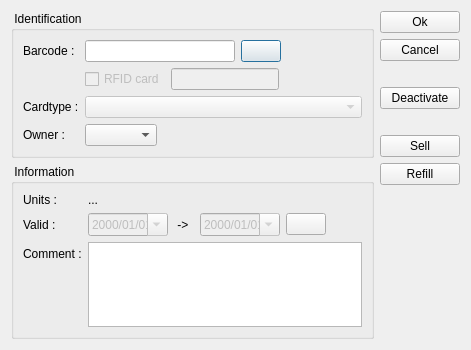
First picture: the form in client/dlgpatientcardedit.ui, repository tbikfalvi/Belenus, before the edit.
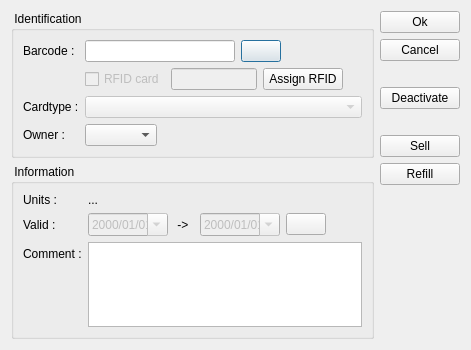
Second picture: the form after the edit.

Commit message: service card, unit remove, rfid finish

What changed in the file:
```diff
--- a/client/dlgpatientcardedit.ui
+++ b/client/dlgpatientcardedit.ui
@@ -97,6 +97,13 @@
             </property>
            </widget>
           </item>
+          <item>
+           <widget class="QPushButton" name="pbRFID">
+            <property name="text">
+             <string>Assign RFID</string>
+            </property>
+           </widget>
+          </item>
           <item>
            <spacer name="horizontalSpacer_2">
             <property name="orientation">
```
The commit also changes 19 other files.
